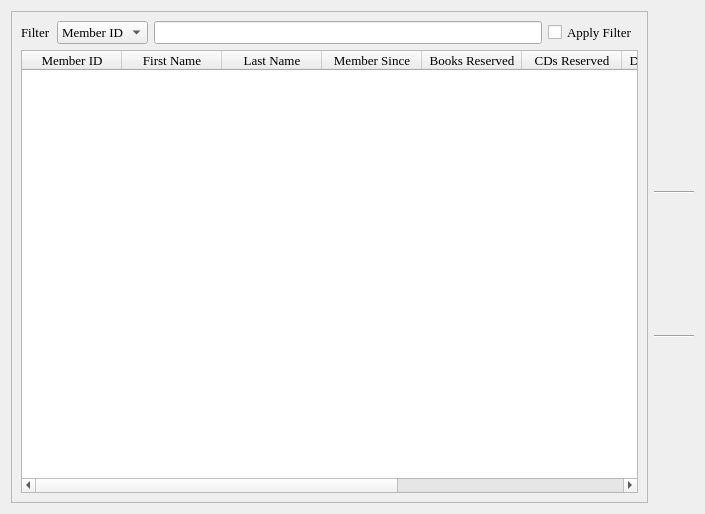
Old version of the form members_browser.ui in the repository textbrowser/biblioteq.
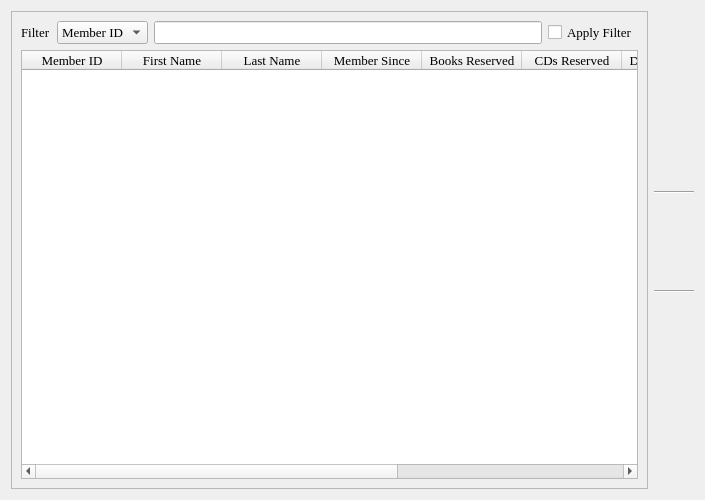
New version of the form. Icons and pictures are not drawn.

```diff
--- a/members_browser.ui
+++ b/members_browser.ui
@@ -6,7 +6,7 @@
     <x>0</x>
     <y>0</y>
     <width>705</width>
-    <height>514</height>
+    <height>500</height>
    </rect>
   </property>
   <property name="minimumSize" >
@@ -362,6 +362,13 @@
        </property>
       </widget>
      </item>
+     <item>
+      <widget class="Line" name="line_3" >
+       <property name="orientation" >
+        <enum>Qt::Horizontal</enum>
+       </property>
+      </widget>
+     </item>
      <item>
       <widget class="QToolButton" name="overdueButton" >
        <property name="font" >
@@ -387,13 +394,6 @@
        </property>
       </widget>
      </item>
-     <item>
-      <widget class="Line" name="line" >
-       <property name="orientation" >
-        <enum>Qt::Horizontal</enum>
-       </property>
-      </widget>
-     </item>
      <item>
       <widget class="QToolButton" name="reloadButton" >
        <property name="font" >
```
